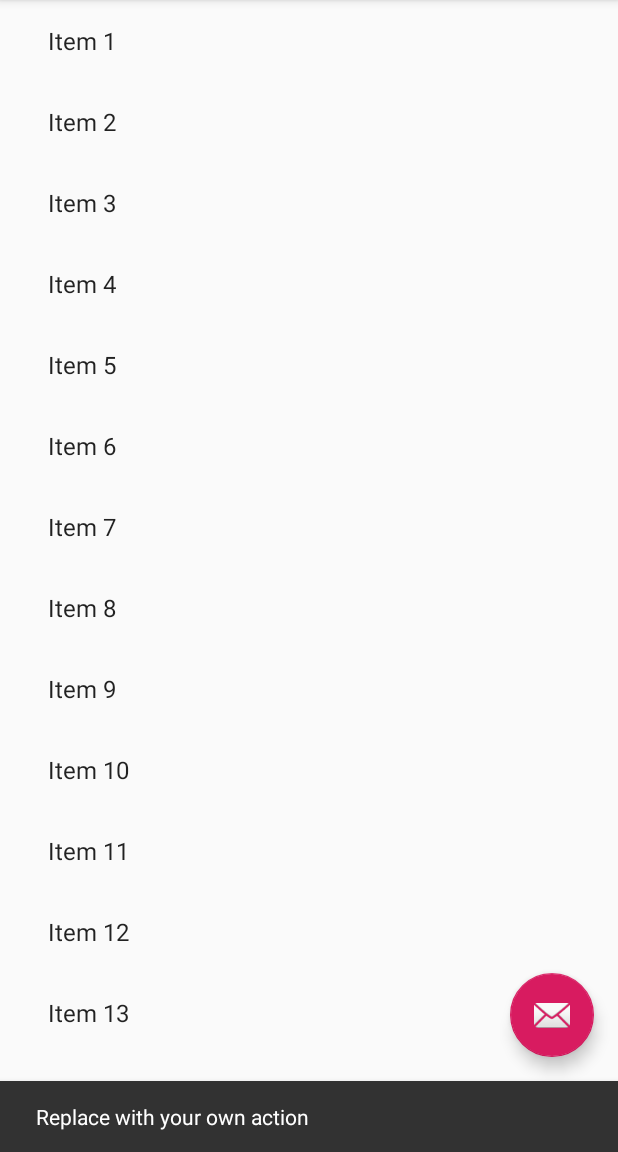
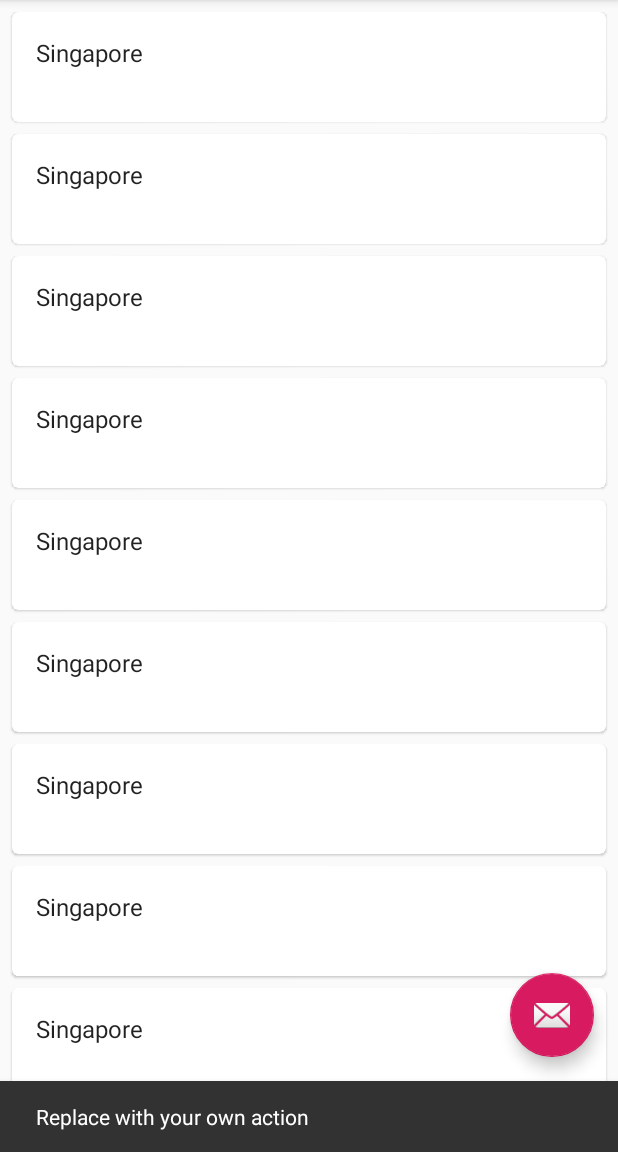
Before and after one commit to inas/wacana, an Android app: the screen it shows after launch (HomeActivity), after a tap on an icon or button, on a phone screen of 412 x 824 dp, the part 84-1236 px from its top. Run offline under Robolectric (Android 15) with nearby library versions, the phone set to English and light mode, and no system bars; our stand-ins replace data binding; 2 statements that could not run were skipped.

Commit message:
modify trip adapter to use view model

```diff
--- a/app/src/main/java/inas/anisha/wacana/HomeActivity.kt
+++ /dev/null
@@ -1,113 +0,0 @@
-package inas.anisha.wacana
-
-import android.content.Intent
-import android.os.Bundle
-import android.view.LayoutInflater
-import android.view.View
-import android.view.ViewGroup
-import android.widget.TextView
-import androidx.appcompat.app.AppCompatActivity
-import androidx.recyclerview.widget.RecyclerView
-import com.google.android.material.snackbar.Snackbar
-import inas.anisha.wacana.dummy.DummyContent
-import kotlinx.android.synthetic.main.activity_home.*
-import kotlinx.android.synthetic.main.item_list.*
-import kotlinx.android.synthetic.main.trip_list_content.view.*
-
-/**
- * An activity representing a list of Pings. This activity
- * has different presentations for handset and tablet-size devices. On
- * handsets, the activity presents a list of items, which when touched,
- * lead to a [TripDetailActivity] representing
- * item details. On tablets, the activity presents the list of items and
- * item details side-by-side using two vertical panes.
- */
-class HomeActivity : AppCompatActivity() {
-
-    /**
-     * Whether or not the activity is in two-pane mode, i.e. running on a tablet
-     * device.
-     */
-    private var twoPane: Boolean = false
-
-    override fun onCreate(savedInstanceState: Bundle?) {
-        super.onCreate(savedInstanceState)
-        setContentView(R.layout.activity_home)
-
-        setSupportActionBar(toolbar)
-        toolbar.title = title
-
-        fab.setOnClickListener { view ->
-            Snackbar.make(view, "Replace with your own action", Snackbar.LENGTH_LONG)
-                .setAction("Action", null).show()
-        }
-
-        if (trip_detail_container != null) {
-            // The detail container view will be present only in the
-            // large-screen layouts (res/values-w900dp).
-            // If this view is present, then the
-            // activity should be in two-pane mode.
-            twoPane = true
-        }
-
-        setupRecyclerView(item_list)
-    }
-
-    private fun setupRecyclerView(recyclerView: RecyclerView) {
-        recyclerView.adapter = SimpleItemRecyclerViewAdapter(this, DummyContent.ITEMS, twoPane)
-    }
-
-    class SimpleItemRecyclerViewAdapter(
-        private val parentActivity: HomeActivity,
-        private val values: List<DummyContent.DummyItem>,
-        private val twoPane: Boolean
-    ) :
-        RecyclerView.Adapter<SimpleItemRecyclerViewAdapter.ViewHolder>() {
-
-        private val onClickListener: View.OnClickListener
-
-        init {
-            onClickListener = View.OnClickListener { v ->
-                val item = v.tag as DummyContent.DummyItem
-                if (twoPane) {
-                    val fragment = TripDetailFragment().apply {
-                        arguments = Bundle().apply {
-                            putString(TripDetailFragment.ARG_ITEM_ID, item.id)
-                        }
-                    }
-                    parentActivity.supportFragmentManager
-                        .beginTransaction()
-                        .replace(R.id.trip_detail_container, fragment)
-                        .commit()
-                } else {
-                    val intent = Intent(v.context, TripDetailActivity::class.java).apply {
-                        putExtra(TripDetailFragment.ARG_ITEM_ID, item.id)
-                    }
-                    v.context.startActivity(intent)
-                }
-            }
-        }
-
-        override fun onCreateViewHolder(parent: ViewGroup, viewType: Int): ViewHolder {
-            val view = LayoutInflater.from(parent.context)
-                .inflate(R.layout.trip_list_content, parent, false)
-            return ViewHolder(view)
-        }
-
-        override fun onBindViewHolder(holder: ViewHolder, position: Int) {
-            val item = values[position]
-            holder.contentView.text = item.content
-
-            with(holder.itemView) {
-                tag = item
-                setOnClickListener(onClickListener)
-            }
-        }
-
-        override fun getItemCount() = values.size
-
-        inner class ViewHolder(view: View) : RecyclerView.ViewHolder(view) {
-            val contentView: TextView = view.content
-        }
-    }
-}
--- /dev/null
+++ b/app/src/main/java/inas/anisha/wacana/dataModel/TripDataModel.kt
@@ -0,0 +1,12 @@
+package inas.anisha.wacana.dataModel
+
+import android.os.Parcelable
+import kotlinx.android.parcel.Parcelize
+import java.util.*
+
+@Parcelize
+data class TripDataModel(
+    var destination: String = "",
+    var startDate: Calendar = Calendar.getInstance(),
+    var endDate: Calendar? = null
+) : Parcelable
--- a/app/src/main/java/inas/anisha/wacana/dummy/DummyContent.kt
+++ b/app/src/main/java/inas/anisha/wacana/dummy/DummyContent.kt
@@ -1,5 +1,7 @@
 package inas.anisha.wacana.dummy
 
+import inas.anisha.wacana.dataModel.TripDataModel
+import inas.anisha.wacana.ui.TripItemViewModel
 import java.util.*
 
 /**
@@ -13,12 +15,12 @@ object DummyContent {
     /**
      * An array of sample (dummy) items.
      */
-    val ITEMS: MutableList<DummyItem> = ArrayList()
+    val ITEMS: MutableList<TripItemViewModel> = ArrayList()
 
     /**
      * A map of sample (dummy) items, by ID.
      */
-    val ITEM_MAP: MutableMap<String, DummyItem> = HashMap()
+    val ITEM_MAP: MutableMap<String, TripItemViewModel> = HashMap()
 
     private val COUNT = 25
 
@@ -29,22 +31,19 @@ object DummyContent {
         }
     }
 
-    private fun addItem(item: DummyItem) {
+    private fun addItem(item: TripItemViewModel) {
         ITEMS.add(item)
-        ITEM_MAP.put(item.id, item)
+        ITEM_MAP[item.tripId] = item
     }
 
-    private fun createDummyItem(position: Int): DummyItem {
-        return DummyItem(position.toString(), "Item " + position, makeDetails(position))
-    }
-
-    private fun makeDetails(position: Int): String {
-        val builder = StringBuilder()
-        builder.append("Details about Item: ").append(position)
-        for (i in 0..position - 1) {
-            builder.append("\nMore details information here.")
+    private fun createDummyItem(position: Int): TripItemViewModel {
+        return TripItemViewModel().apply {
+            tripId = "trip_$position"
+            destination = "Singapore"
+            startDate = "Sep 2 2019"
+            endDate = "Sep 5 2019"
+            tripDetail = TripDataModel("Singapore", Calendar.getInstance())
         }
-        return builder.toString()
     }
 
     /**
--- /dev/null
+++ b/app/src/main/java/inas/anisha/wacana/ui/HomeActivity.kt
@@ -0,0 +1,80 @@
+package inas.anisha.wacana.ui
+
+import android.content.Intent
+import android.os.Bundle
+import androidx.appcompat.app.AppCompatActivity
+import androidx.recyclerview.widget.RecyclerView
+import com.google.android.material.snackbar.Snackbar
+import inas.anisha.wacana.R
+import inas.anisha.wacana.dataModel.TripDataModel
+import inas.anisha.wacana.dummy.DummyContent
+import kotlinx.android.synthetic.main.activity_home.*
+import kotlinx.android.synthetic.main.item_list.*
+
+/**
+ * An activity representing a list of Pings. This activity
+ * has different presentations for handset and tablet-size devices. On
+ * handsets, the activity presents a list of items, which when touched,
+ * lead to a [TripDetailActivity] representing
+ * item details. On tablets, the activity presents the list of items and
+ * item details side-by-side using two vertical panes.
+ */
+class HomeActivity : AppCompatActivity() {
+
+    /**
+     * Whether or not the activity is in two-pane mode, i.e. running on a tablet
+     * device.
+     */
+    private var twoPane: Boolean = false
+
+    override fun onCreate(savedInstanceState: Bundle?) {
+        super.onCreate(savedInstanceState)
+        setContentView(R.layout.activity_home)
+
+        setSupportActionBar(toolbar)
+        toolbar.title = title
+
+        fab.setOnClickListener { view ->
+            Snackbar.make(view, "Replace with your own action", Snackbar.LENGTH_LONG)
+                .setAction("Action", null).show()
+        }
+
+        if (trip_detail_container != null) {
+            // The detail container view will be present only in the
+            // large-screen layouts (res/values-w900dp).
+            // If this view is present, then the
+            // activity should be in two-pane mode.
+            twoPane = true
+        }
+
+        setupRecyclerView(item_list)
+    }
+
+    private fun setupRecyclerView(recyclerView: RecyclerView) {
+        recyclerView.adapter = TripRecyclerViewAdapter(
+            DummyContent.ITEMS,
+            object : TripRecyclerViewAdapter.OnItemClickListener {
+                override fun onItemClick(tripDetail: TripDataModel) {
+                    if (twoPane) {
+                        val fragment = TripDetailFragment().apply {
+                            arguments = Bundle().apply {
+                                putParcelable(TripDetailFragment.ARG_ITEM_ID, tripDetail)
+                            }
+                        }
+                        supportFragmentManager
+                            .beginTransaction()
+                            .replace(R.id.trip_detail_container, fragment)
+                            .commit()
+                    } else {
+                        val intent =
+                            Intent(this@HomeActivity, TripDetailActivity::class.java).apply {
+                                putExtra(TripDetailFragment.ARG_ITEM_ID, tripDetail)
+                            }
+                        startActivity(intent)
+                    }
+                }
+            }
+        )
+    }
+
+}
--- /dev/null
+++ b/app/src/main/java/inas/anisha/wacana/ui/TripItemViewModel.kt
@@ -0,0 +1,18 @@
+package inas.anisha.wacana.ui
+
+import androidx.lifecycle.ViewModel
+import inas.anisha.wacana.dataModel.TripDataModel
+
+class TripItemViewModel : ViewModel() {
+
+    var tripId: String = "id"
+    var destination: String = ""
+    var startDate: String = ""
+    var endDate: String? = null
+    var tripDetail: TripDataModel = TripDataModel()
+    var isSelected: Boolean = false
+
+    fun getDate(): String {
+        return startDate
+    }
+}
--- /dev/null
+++ b/app/src/main/java/inas/anisha/wacana/ui/TripRecyclerViewAdapter.kt
@@ -0,0 +1,42 @@
+package inas.anisha.wacana.ui
+
+import android.view.LayoutInflater
+import android.view.ViewGroup
+import androidx.databinding.DataBindingUtil
+import androidx.recyclerview.widget.RecyclerView
+import inas.anisha.wacana.R
+import inas.anisha.wacana.dataModel.TripDataModel
+import inas.anisha.wacana.databinding.TripListItemBinding
+
+class TripRecyclerViewAdapter(
+    private val data: List<TripItemViewModel>,
+    private val clickListener: OnItemClickListener
+) :
+    RecyclerView.Adapter<TripRecyclerViewAdapter.ViewHolder>() {
+
+    override fun onCreateViewHolder(parent: ViewGroup, viewType: Int): ViewHolder {
+        val binding = DataBindingUtil.inflate<TripListItemBinding>(
+            LayoutInflater.from(parent.context),
+            R.layout.trip_list_item,
+            parent,
+            false
+        )
+        return ViewHolder(binding)
+    }
+
+    override fun onBindViewHolder(holder: ViewHolder, position: Int) {
+        holder.binding.viewModel = data[position]
+        holder.itemView.setOnClickListener { clickListener.onItemClick(data[position].tripDetail) }
+    }
+
+    inner class ViewHolder(val binding: TripListItemBinding) : RecyclerView.ViewHolder(binding.root)
+
+    override fun getItemCount(): Int {
+        return data.size
+    }
+
+    interface OnItemClickListener {
+        fun onItemClick(tripDetail: TripDataModel)
+    }
+
+}
--- a/app/src/main/res/layout-w700dp/item_list.xml
+++ b/app/src/main/res/layout-w700dp/item_list.xml
@@ -4,13 +4,11 @@
     xmlns:tools="http://schemas.android.com/tools"
     android:layout_width="match_parent"
     android:layout_height="match_parent"
-    android:layout_marginLeft="16dp"
-    android:layout_marginRight="16dp"
     android:baselineAligned="false"
     android:divider="?android:attr/dividerHorizontal"
     android:orientation="horizontal"
     android:showDividers="middle"
-    tools:context=".HomeActivity">
+    tools:context=".ui.HomeActivity">
 
     <!--
     This layout is a two-pane layout for the Items
@@ -24,11 +22,10 @@
         android:name="inas.anisha.wacana.ItemListFragment"
         android:layout_width="@dimen/item_width"
         android:layout_height="match_parent"
-        android:layout_marginLeft="16dp"
-        android:layout_marginRight="16dp"
+        android:layout_marginTop="8dp"
         app:layoutManager="LinearLayoutManager"
-        tools:context="inas.anisha.wacana.HomeActivity"
-        tools:listitem="@layout/trip_list_content" />
+        tools:context="inas.anisha.wacana.ui.HomeActivity"
+        tools:listitem="@layout/trip_list_item" />
 
     <FrameLayout
         android:id="@+id/trip_detail_container"
--- a/app/src/main/res/layout/activity_home.xml
+++ b/app/src/main/res/layout/activity_home.xml
@@ -5,7 +5,7 @@
     android:layout_width="match_parent"
     android:layout_height="match_parent"
     android:fitsSystemWindows="true"
-    tools:context=".HomeActivity">
+    tools:context=".ui.HomeActivity">
 
     <com.google.android.material.appbar.AppBarLayout
         android:id="@+id/app_bar"
--- a/app/src/main/res/layout/activity_item_detail.xml
+++ b/app/src/main/res/layout/activity_item_detail.xml
@@ -5,7 +5,7 @@
     android:layout_width="match_parent"
     android:layout_height="match_parent"
     android:fitsSystemWindows="true"
-    tools:context=".TripDetailActivity"
+    tools:context=".ui.TripDetailActivity"
     tools:ignore="MergeRootFrame">
 
     <com.google.android.material.appbar.AppBarLayout
--- a/app/src/main/res/layout/item_detail.xml
+++ b/app/src/main/res/layout/item_detail.xml
@@ -7,4 +7,4 @@
     android:layout_height="match_parent"
     android:padding="16dp"
     android:textIsSelectable="true"
-    tools:context=".TripDetailFragment" />
+    tools:context=".ui.TripDetailFragment" />
--- a/app/src/main/res/layout/item_list.xml
+++ b/app/src/main/res/layout/item_list.xml
@@ -6,8 +6,8 @@
     android:name="inas.anisha.wacana.ItemListFragment"
     android:layout_width="match_parent"
     android:layout_height="match_parent"
-    android:layout_marginLeft="16dp"
-    android:layout_marginRight="16dp"
+    android:layout_marginTop="8dp"
+    android:clipToPadding="false"
     app:layoutManager="LinearLayoutManager"
-    tools:context=".HomeActivity"
-    tools:listitem="@layout/trip_list_content" />
+    tools:context=".ui.HomeActivity"
+    tools:listitem="@layout/trip_list_item" />
--- a/app/src/main/res/layout/trip_list_content.xml
+++ /dev/null
@@ -1,13 +0,0 @@
-<?xml version="1.0" encoding="utf-8"?>
-<LinearLayout xmlns:android="http://schemas.android.com/apk/res/android"
-    android:layout_width="wrap_content"
-    android:layout_height="wrap_content"
-    android:orientation="horizontal">
-
-    <TextView
-        android:id="@+id/content"
-        android:layout_width="wrap_content"
-        android:layout_height="wrap_content"
-        android:layout_margin="@dimen/text_margin"
-        android:textAppearance="?attr/textAppearanceListItem" />
-</LinearLayout>
--- /dev/null
+++ b/app/src/main/res/layout/trip_list_item.xml
@@ -0,0 +1,48 @@
+<?xml version="1.0" encoding="utf-8"?>
+<layout>
+
+    <data>
+
+        <variable
+            name="viewModel"
+            type="inas.anisha.wacana.ui.TripItemViewModel" />
+    </data>
+
+    <com.google.android.material.card.MaterialCardView xmlns:android="http://schemas.android.com/apk/res/android"
+        xmlns:app="http://schemas.android.com/apk/res-auto"
+        xmlns:tools="http://schemas.android.com/tools"
+        style="@style/Widget.MaterialComponents.CardView"
+        android:layout_width="match_parent"
+        android:layout_height="wrap_content"
+        android:layout_marginHorizontal="8dp"
+        android:layout_marginBottom="8dp"
+        app:cardCornerRadius="4dp">
+
+        <androidx.constraintlayout.widget.ConstraintLayout
+            android:layout_width="match_parent"
+            android:layout_height="wrap_content"
+            android:padding="16dp">
+
+            <TextView
+                android:id="@+id/trip_list_item_text_view_destination"
+                android:layout_width="0dp"
+                android:layout_height="wrap_content"
+                android:text="@{viewModel.destination}"
+                android:textAppearance="?attr/textAppearanceListItem"
+                app:layout_constraintEnd_toEndOf="parent"
+                app:layout_constraintStart_toStartOf="parent"
+                app:layout_constraintTop_toTopOf="parent"
+                tools:text="Singapore" />
+
+            <TextView
+                android:id="@+id/trip_list_item_text_view_date"
+                android:layout_width="0dp"
+                android:layout_height="wrap_content"
+                android:text="@{viewModel.date}"
+                app:layout_constraintEnd_toEndOf="parent"
+                app:layout_constraintStart_toStartOf="parent"
+                app:layout_constraintTop_toBottomOf="@id/trip_list_item_text_view_destination"
+                tools:text="Sep 2 2019 - Sep 5 2019" />
+        </androidx.constraintlayout.widget.ConstraintLayout>
+    </com.google.android.material.card.MaterialCardView>
+</layout>
```
Also changed, not shown: app/build.gradle (+24 -4 lines), app/src/main/AndroidManifest.xml (+4 -4 lines), app/src/main/java/inas/anisha/wacana/ui/TripDetailActivity.kt (renamed from app/src/main/java/inas/anisha/wacana/TripDetailActivity.kt, +5 -3 lines), app/src/main/java/inas/anisha/wacana/ui/TripDetailFragment.kt (renamed from app/src/main/java/inas/anisha/wacana/TripDetailFragment.kt, +13 -6 lines).
